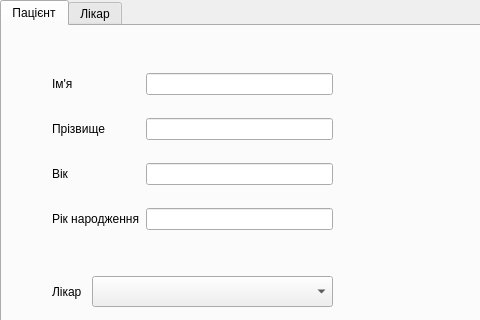
Above: untitled.ui from Coldqz/hospitalqt before the change; both pictures show x 0 to 480 and y 0 to 320 of the 830 by 590 pixel window. Below: the same form after it.
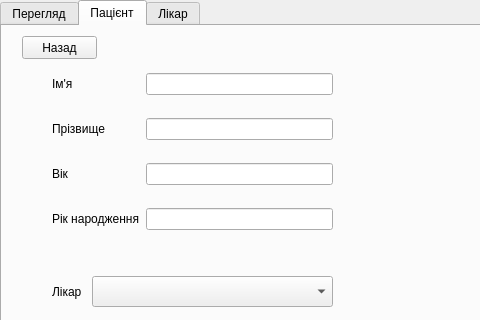
That is the form after the change. The open tabs and pages were chosen to show the change.

Patch:
```diff
--- a/untitled.ui
+++ b/untitled.ui
@@ -59,6 +59,21 @@
     <property name="currentIndex">
      <number>0</number>
     </property>
+    <widget class="QWidget" name="tab_3">
+     <attribute name="title">
+      <string>Перегляд</string>
+     </attribute>
+     <widget class="QTableView" name="tableView">
+      <property name="geometry">
+       <rect>
+        <x>240</x>
+        <y>0</y>
+        <width>581</width>
+        <height>531</height>
+       </rect>
+      </property>
+     </widget>
+    </widget>
     <widget class="QWidget" name="tab">
      <attribute name="title">
       <string>Пацієнт</string>
@@ -323,6 +338,19 @@
        <string>Лікар</string>
       </property>
      </widget>
+     <widget class="QPushButton" name="backbutton">
+      <property name="geometry">
+       <rect>
+        <x>20</x>
+        <y>10</y>
+        <width>75</width>
+        <height>23</height>
+       </rect>
+      </property>
+      <property name="text">
+       <string>Назад</string>
+      </property>
+     </widget>
     </widget>
     <widget class="QWidget" name="tab_2">
      <attribute name="title">
```
